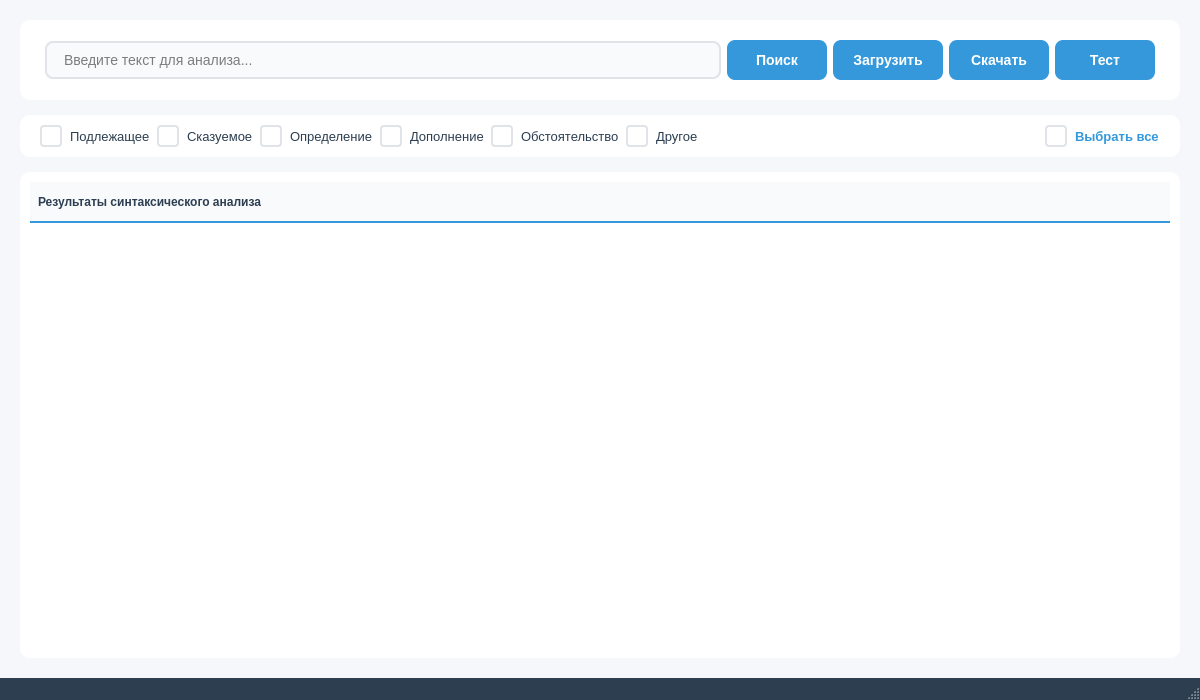
Before: the Qt Designer form mainwindow.ui in mmukhina/trpo, drawn with Qt 5.
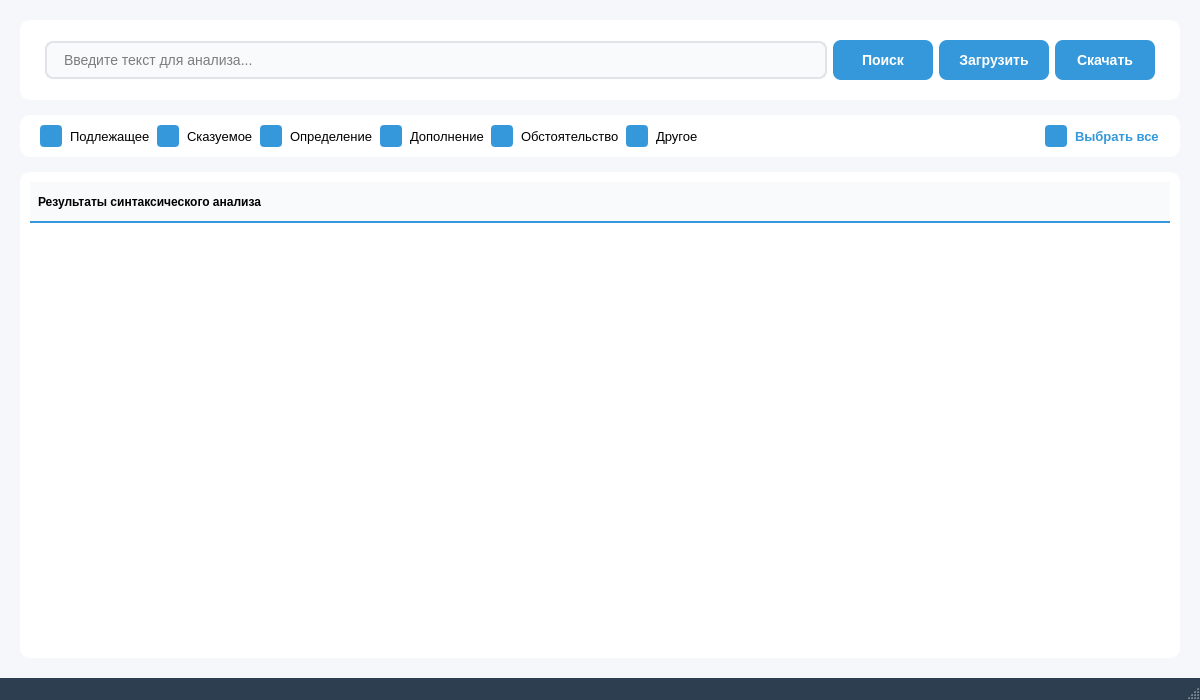
After: the same form once the commit is applied.

What changed in the file:
```diff
--- a/mainwindow.ui
+++ b/mainwindow.ui
@@ -15,17 +15,19 @@
   </property>
   <property name="styleSheet">
    <string notr="true">
-    /* Главное окно */
+    /* Main window styling - no global QWidget rule */
     QMainWindow {
         background-color: #f5f7fa;
+        color: #000000;
     }
     
-    /* Центральный виджет */
+    /* Central widget */
     QWidget#centralwidget {
         background-color: #f5f7fa;
+        color: #000000;
     }
     
-    /* Заголовок окна */
+    /* Title bar */
     QMainWindow::title {
         background-color: #2c3e50;
         color: white;
@@ -57,6 +59,44 @@
             background-color: white;
             border-radius: 10px;
             padding: 10px;
+            color: #000000;
+        }
+        
+        QLineEdit {
+            border: 2px solid #e0e4e8;
+            border-radius: 8px;
+            padding: 8px 15px;
+            font-size: 14px;
+            background-color: #f8fafc;
+            color: #000000;
+        }
+        QLineEdit:focus {
+            border-color: #3498db;
+            background-color: white;
+            color: #000000;
+        }
+        QLineEdit::placeholder {
+            color: #7f8c8d;
+        }
+        
+        QPushButton {
+            background-color: #3498db;
+            color: white;
+            border: none;
+            border-radius: 8px;
+            font-size: 14px;
+            font-weight: bold;
+            padding: 8px 20px;
+        }
+        QPushButton:hover {
+            background-color: #2980b9;
+        }
+        QPushButton:pressed {
+            background-color: #1f618d;
+        }
+        QPushButton:disabled {
+            background-color: #bdc3c7;
+            color: #ecf0f1;
         }
        </string>
       </property>
@@ -75,21 +115,6 @@
        </property>
        <item>
         <widget class="QLineEdit" name="lineEdit">
-         <property name="styleSheet">
-          <string notr="true">
-           QLineEdit {
-               border: 2px solid #e0e4e8;
-               border-radius: 8px;
-               padding: 8px 15px;
-               font-size: 14px;
-               background-color: #f8fafc;
-           }
-           QLineEdit:focus {
-               border-color: #3498db;
-               background-color: white;
-           }
-          </string>
-         </property>
          <property name="placeholderText">
           <string>Введите текст для анализа...</string>
          </property>
@@ -103,28 +128,6 @@
            <height>40</height>
           </size>
          </property>
-         <property name="styleSheet">
-          <string notr="true">
-           QPushButton {
-               background-color: #3498db;
-               color: white;
-               border: none;
-               border-radius: 8px;
-               font-size: 14px;
-               font-weight: bold;
-               padding: 8px 20px;
-           }
-           QPushButton:hover {
-               background-color: #2980b9;
-           }
-           QPushButton:pressed {
-               background-color: #1f618d;
-           }
-           QPushButton:disabled {
-               background-color: #bdc3c7;
-           }
-          </string>
-         </property>
          <property name="text">
           <string>Поиск</string>
          </property>
@@ -138,28 +141,6 @@
            <height>40</height>
           </size>
          </property>
-         <property name="styleSheet">
-          <string notr="true">
-           QPushButton {
-               background-color: #3498db;
-               color: white;
-               border: none;
-               border-radius: 8px;
-               font-size: 14px;
-               font-weight: bold;
-               padding: 8px 20px;
-           }
-           QPushButton:hover {
-               background-color: #2980b9;
-           }
-           QPushButton:pressed {
-               background-color: #1f618d;
-           }
-           QPushButton:disabled {
-               background-color: #bdc3c7;
-           }
-          </string>
-         </property>
          <property name="text">
           <string>Загрузить</string>
          </property>
@@ -173,68 +154,11 @@
            <height>40</height>
           </size>
          </property>
-         <property name="styleSheet">
-          <string notr="true">
-           QPushButton {
-               background-color: #3498db;
-               color: white;
-               border: none;
-               border-radius: 8px;
-               font-size: 14px;
-               font-weight: bold;
-               padding: 8px 20px;
-           }
-           QPushButton:hover {
-               background-color: #2980b9;
-           }
-           QPushButton:pressed {
-               background-color: #1f618d;
-           }
-           QPushButton:disabled {
-               background-color: #bdc3c7;
-           }
-          </string>
-         </property>
          <property name="text">
           <string>Скачать</string>
          </property>
         </widget>
        </item>
-       <item>
-        <widget class="QPushButton" name="btn_test">
-         <property name="minimumSize">
-          <size>
-           <width>100</width>
-           <height>40</height>
-          </size>
-         </property>
-         <property name="styleSheet">
-          <string notr="true">
-           QPushButton {
-               background-color: #3498db;
-               color: white;
-               border: none;
-               border-radius: 8px;
-               font-size: 14px;
-               font-weight: bold;
-               padding: 8px 20px;
-           }
-           QPushButton:hover {
-               background-color: #2980b9;
-           }
-           QPushButton:pressed {
-               background-color: #1f618d;
-           }
-           QPushButton:disabled {
-               background-color: #bdc3c7;
-           }
-          </string>
-         </property>
-         <property name="text">
-          <string>Тест</string>
-         </property>
-        </widget>
-       </item>
       </layout>
      </widget>
     </item>
@@ -246,6 +170,31 @@
             background-color: white;
             border-radius: 10px;
             padding: 5px;
+            color: #000000;
+        }
+        
+        QCheckBox {
+            spacing: 8px;
+            font-size: 13px;
+            color: #000000;
+        }
+        QCheckBox::indicator {
+            width: 18px;
+            height: 18px;
+            border-radius: 4px;
+            border: 2px solid #e0e4e8;
+        }
+        QCheckBox::indicator:checked {
+            background-color: #3498db;
+            border-color: #3498db;
+        }
+        QCheckBox::indicator:hover {
+            border-color: #3498db;
+        }
+        
+        QCheckBox#c_all {
+            font-weight: bold;
+            color: #3498db;
         }
        </string>
       </property>
@@ -264,176 +213,65 @@
        </property>
        <item>
         <widget class="QCheckBox" name="c_pod">
-         <property name="styleSheet">
-          <string notr="true">
-           QCheckBox {
-               spacing: 8px;
-               font-size: 13px;
-               color: #2c3e50;
-           }
-           QCheckBox::indicator {
-               width: 18px;
-               height: 18px;
-               border-radius: 4px;
-               border: 2px solid #e0e4e8;
-           }
-           QCheckBox::indicator:checked {
-               background-color: #3498db;
-               border-color: #3498db;
-           }
-           QCheckBox::indicator:hover {
-               border-color: #3498db;
-           }
-          </string>
+         <property name="enabled">
+          <bool>true</bool>
          </property>
          <property name="text">
           <string>Подлежащее</string>
          </property>
+         <property name="checked">
+          <bool>true</bool>
+         </property>
         </widget>
        </item>
        <item>
         <widget class="QCheckBox" name="c_skaz">
-         <property name="styleSheet">
-          <string notr="true">
-           QCheckBox {
-               spacing: 8px;
-               font-size: 13px;
-               color: #2c3e50;
-           }
-           QCheckBox::indicator {
-               width: 18px;
-               height: 18px;
-               border-radius: 4px;
-               border: 2px solid #e0e4e8;
-           }
-           QCheckBox::indicator:checked {
-               background-color: #3498db;
-               border-color: #3498db;
-           }
-           QCheckBox::indicator:hover {
-               border-color: #3498db;
-           }
-          </string>
-         </property>
          <property name="text">
           <string>Сказуемое</string>
          </property>
+         <property name="checked">
+          <bool>true</bool>
+         </property>
         </widget>
        </item>
        <item>
         <widget class="QCheckBox" name="c_opred">
-         <property name="styleSheet">
-          <string notr="true">
-           QCheckBox {
-               spacing: 8px;
-               font-size: 13px;
-               color: #2c3e50;
-           }
-           QCheckBox::indicator {
-               width: 18px;
-               height: 18px;
-               border-radius: 4px;
-               border: 2px solid #e0e4e8;
-           }
-           QCheckBox::indicator:checked {
-               background-color: #3498db;
-               border-color: #3498db;
-           }
-           QCheckBox::indicator:hover {
-               border-color: #3498db;
-           }
-          </string>
-         </property>
          <property name="text">
           <string>Определение</string>
          </property>
+         <property name="checked">
+          <bool>true</bool>
+         </property>
         </widget>
        </item>
        <item>
         <widget class="QCheckBox" name="c_dop">
-         <property name="styleSheet">
-          <string notr="true">
-           QCheckBox {
-               spacing: 8px;
-               font-size: 13px;
-               color: #2c3e50;
-           }
-           QCheckBox::indicator {
-               width: 18px;
-               height: 18px;
-               border-radius: 4px;
-               border: 2px solid #e0e4e8;
-           }
-           QCheckBox::indicator:checked {
-               background-color: #3498db;
-               border-color: #3498db;
-           }
-           QCheckBox::indicator:hover {
-               border-color: #3498db;
-           }
-          </string>
-         </property>
          <property name="text">
           <string>Дополнение</string>
          </property>
+         <property name="checked">
+          <bool>true</bool>
+         </property>
         </widget>
        </item>
        <item>
         <widget class="QCheckBox" name="c_ob">
-         <property name="styleSheet">
-          <string notr="true">
-           QCheckBox {
-               spacing: 8px;
-               font-size: 13px;
-               color: #2c3e50;
-           }
-           QCheckBox::indicator {
-               width: 18px;
-               height: 18px;
-               border-radius: 4px;
-               border: 2px solid #e0e4e8;
-           }
-           QCheckBox::indicator:checked {
-               background-color: #3498db;
-               border-color: #3498db;
-           }
-           QCheckBox::indicator:hover {
-               border-color: #3498db;
-           }
-          </string>
-         </property>
          <property name="text">
           <string>Обстоятельство</string>
          </property>
+         <property name="checked">
+          <bool>true</bool>
+         </property>
         </widget>
        </item>
        <item>
         <widget class="QCheckBox" name="c_none">
-         <property name="styleSheet">
-          <string notr="true">
-           QCheckBox {
-               spacing: 8px;
-               font-size: 13px;
-               color: #2c3e50;
-           }
-           QCheckBox::indicator {
-               width: 18px;
-               height: 18px;
-               border-radius: 4px;
-               border: 2px solid #e0e4e8;
-           }
-           QCheckBox::indicator:checked {
-               background-color: #3498db;
-               border-color: #3498db;
-           }
-           QCheckBox::indicator:hover {
-               border-color: #3498db;
-           }
-          </string>
-         </property>
          <property name="text">
           <string>Другое</string>
          </property>
+         <property name="checked">
+          <bool>true</bool>
+         </property>
         </widget>
        </item>
        <item>
@@ -451,32 +289,12 @@
        </item>
        <item>
         <widget class="QCheckBox" name="c_all">
-         <property name="styleSheet">
-          <string notr="true">
-           QCheckBox {
-               spacing: 8px;
-               font-size: 13px;
-               font-weight: bold;
-               color: #3498db;
-           }
-           QCheckBox::indicator {
-               width: 18px;
-               height: 18px;
-               border-radius: 4px;
-               border: 2px solid #e0e4e8;
-           }
-           QCheckBox::indicator:checked {
-               background-color: #3498db;
-               border-color: #3498db;
-           }
-           QCheckBox::indicator:hover {
-               border-color: #3498db;
-           }
-          </string>
-         </property>
          <property name="text">
           <string>Выбрать все</string>
          </property>
+         <property name="checked">
+          <bool>true</bool>
+         </property>
         </widget>
        </item>
       </layout>
@@ -493,17 +311,19 @@
             padding: 10px;
             font-size: 13px;
             alternate-background-color: #f8fafc;
+            color: #000000;
         }
         QTreeWidget::item {
             padding: 8px;
             border-bottom: 1px solid #e0e4e8;
+            color: #000000;
         }
         QTreeWidget::item:hover {
             background-color: #f0f4f8;
         }
         QTreeWidget::item:selected {
             background-color: #e1f0fa;
-            color: #2c3e50;
+            color: #000000;
         }
         QHeaderView::section {
             background-color: #f8fafc;
@@ -511,7 +331,7 @@
             border: none;
             border-bottom: 2px solid #3498db;
             font-weight: bold;
-            color: #2c3e50;
+            color: #000000;
         }
        </string>
       </property>
```
Left out of the diff: 1 changed line with no effect on the pictures.
